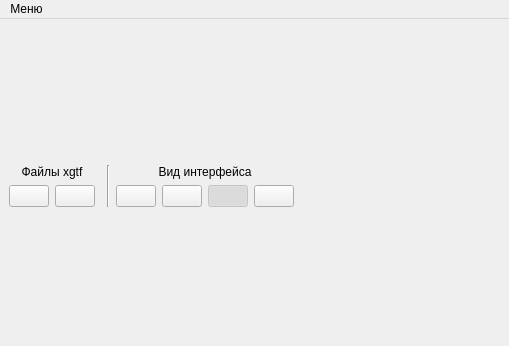
This is uuid_maker/GUI/modules/QTForms/MainWindow.ui in Yrij-Zhavoronkov/WintreistsPractice as Qt 5 draws it before an edit; both pictures show x 0 to 509 and y 0 to 346 of the 938 by 542 pixel window. The edited form follows.
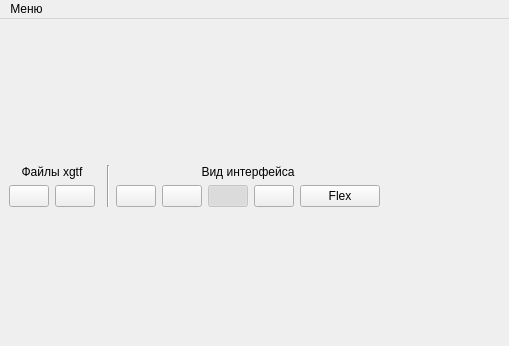
This is the edited form. Icons and pictures are not drawn.

Commit message: imports, 1x1 images, gridFlex

Patch:
```diff
--- a/uuid_maker/GUI/modules/QTForms/MainWindow.ui
+++ b/uuid_maker/GUI/modules/QTForms/MainWindow.ui
@@ -258,6 +258,22 @@
             </property>
            </widget>
           </item>
+          <item>
+           <widget class="QPushButton" name="pushButton_set_flex">
+            <property name="sizePolicy">
+             <sizepolicy hsizetype="Maximum" vsizetype="Maximum">
+              <horstretch>0</horstretch>
+              <verstretch>0</verstretch>
+             </sizepolicy>
+            </property>
+            <property name="toolTip">
+             <string>Устанавливает динамическое количество столбцов в ряду</string>
+            </property>
+            <property name="text">
+             <string>Flex</string>
+            </property>
+           </widget>
+          </item>
          </layout>
         </item>
        </layout>
```
Left out of the diff: 4 changed lines with no effect on the pictures. The commit also changes 13 other files.
